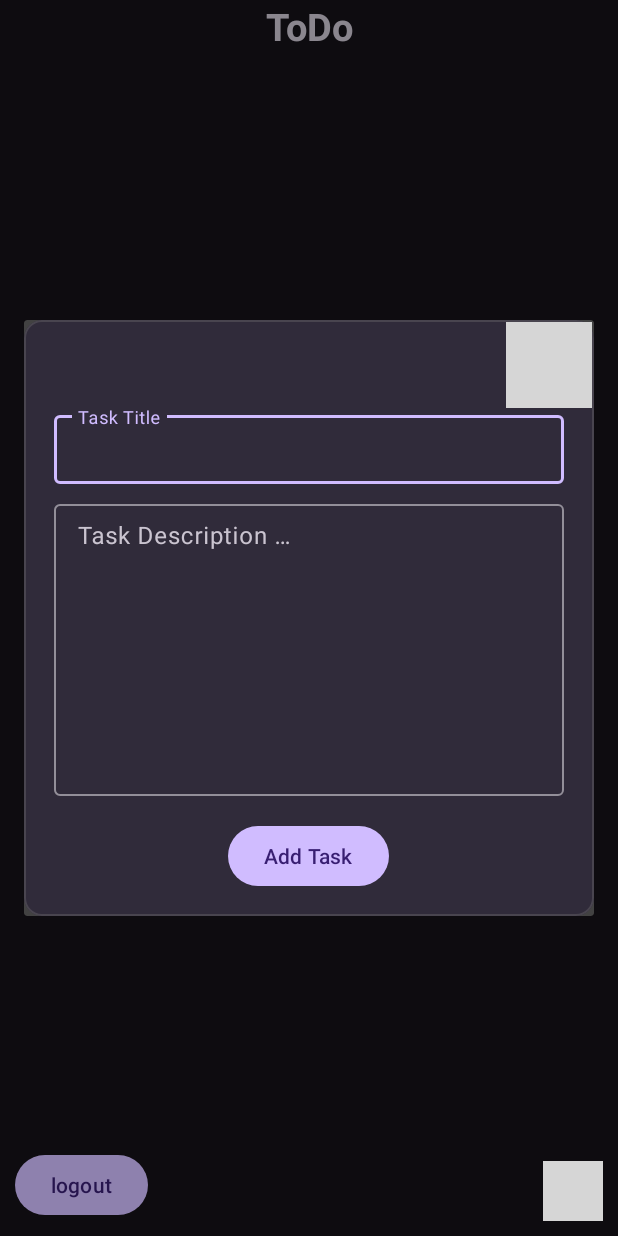
After one commit to ElieHatoum/ToDo, an Android app built with Jetpack Compose: the fragment AddTaskFragment placed in its activity, on a phone screen of 412 x 824 dp. The commit adds this screen. Run offline under Robolectric (Android 15) with nearby library versions, the phone set to English and light mode, and no system bars; our stand-ins replace Firebase (no records; nobody signed in at launch, a user with empty details on screens opened directly); 4 statements that could not run were skipped; grey boxes are pictures that could not be loaded.

Commit message:
Add/Delete Tasks

```diff
--- a/app/build.gradle.kts
+++ b/app/build.gradle.kts
@@ -62,6 +62,8 @@ dependencies {
     implementation(libs.material)
     implementation(libs.androidx.activity)
     implementation(libs.androidx.constraintlayout)
+    implementation(libs.firebase.firestore)
+    implementation(libs.firebase.database.ktx)
     testImplementation(libs.junit)
     androidTestImplementation(libs.androidx.junit)
     androidTestImplementation(libs.androidx.espresso.core)
--- /dev/null
+++ b/app/src/main/java/com/example/todo/HomeActivity.kt
@@ -0,0 +1,146 @@
+package com.example.todo
+
+import android.content.Intent
+import android.os.Bundle
+import android.widget.Toast
+import androidx.activity.enableEdgeToEdge
+import androidx.appcompat.app.AppCompatActivity
+import androidx.core.view.ViewCompat
+import androidx.core.view.WindowInsetsCompat
+import androidx.recyclerview.widget.LinearLayoutManager
+import com.example.todo.databinding.ActivityHomeBinding
+import com.example.todo.fragments.AddTaskFragment
+import com.example.todo.utils.ToDoAdapter
+import com.example.todo.utils.TodoData
+import com.google.android.material.textfield.TextInputEditText
+import com.google.firebase.Firebase
+import com.google.firebase.auth.FirebaseAuth
+import com.google.firebase.firestore.FirebaseFirestore
+import com.google.firebase.firestore.firestore
+
+class HomeActivity : AppCompatActivity(), AddTaskFragment.AddTaskButtonListener,
+    ToDoAdapter.ToDoAdapterInterface {
+    private lateinit var auth : FirebaseAuth
+    private lateinit var db : FirebaseFirestore
+    private lateinit var binding : ActivityHomeBinding
+    private lateinit var popUpFragment : AddTaskFragment
+    private lateinit var adapter : ToDoAdapter
+    private lateinit var mList : MutableList<TodoData>
+
+    override fun onCreate(savedInstanceState: Bundle?) {
+        super.onCreate(savedInstanceState)
+        enableEdgeToEdge()
+        binding = ActivityHomeBinding.inflate(layoutInflater)
+        setContentView(binding.root)
+        ViewCompat.setOnApplyWindowInsetsListener(findViewById(R.id.main)) { v, insets ->
+            val systemBars = insets.getInsets(WindowInsetsCompat.Type.systemBars())
+            v.setPadding(systemBars.left, systemBars.top, systemBars.right, systemBars.bottom)
+            insets
+        }
+
+        init()
+        fetchData()
+
+        binding.logoutButton.setOnClickListener{
+            logout()
+        }
+
+        binding.FAB.setOnClickListener{
+            addTaskDialog()
+        }
+    }
+
+    private fun init(){
+        auth = FirebaseAuth.getInstance()
+        db = Firebase.firestore
+
+        binding.recyclerView.setHasFixedSize(true)
+        binding.recyclerView.layoutManager = LinearLayoutManager(this)
+
+        mList = mutableListOf()
+        adapter = ToDoAdapter(mList)
+        adapter.setListener(this)
+
+        binding.recyclerView.adapter = adapter
+    }
+
+    private fun logout(){
+        auth.signOut()
+        val intent = Intent(this, LoginActivity::class.java)
+        startActivity(intent)
+        finish()
+    }
+
+    private fun addTaskDialog(){
+        popUpFragment = AddTaskFragment()
+        popUpFragment.setListener(this)
+        popUpFragment.show(supportFragmentManager, "AddTaskFragment")
+    }
+
+    private fun fetchData(){
+        val userId = auth.currentUser?.uid
+        db.collection("users").document(userId.toString()).collection("tasks").get().addOnSuccessListener { snapshot ->
+            for(document in snapshot.documents){
+                val task = TodoData(
+                    taskId = document.id,
+                    taskTitle = document.getString("title")?: "untitled",
+                    taskDescription = document.getString("description")?: "No description"
+                )
+                if(mList.indexOf(task) == -1){
+                    mList.add(task)
+                    adapter.notifyItemInserted(mList.indexOf(task))
+                }
+            }
+        }.addOnFailureListener{ e ->
+            Toast.makeText(this, "Failed to fetch tasks: ${e.message}", Toast.LENGTH_SHORT).show()
+        }
+    }
+
+    override fun onAddTask(
+        taskTitle: String,
+        taskDescription: String,
+        taskTitleEt: TextInputEditText,
+        taskDescriptionEt: TextInputEditText
+    ) {
+        val userId = auth.currentUser?.uid
+
+        val taskData = mapOf(
+            "title" to taskTitle,
+            "description" to taskDescription,
+        )
+
+        db.collection("users").document(userId.toString()).collection("tasks")
+            .add(taskData) // Generates a unique task ID
+            .addOnSuccessListener {
+                Toast.makeText(this, "Task added successfully!", Toast.LENGTH_SHORT).show()
+                taskTitleEt.text = null
+                taskDescriptionEt.text = null
+                fetchData()
+            }
+            .addOnFailureListener { e ->
+                Toast.makeText(this, "Failed to add task: ${e.message}", Toast.LENGTH_SHORT).show()
+            }
+
+        popUpFragment.dismiss()
+    }
+
+    override fun onDeleteTask(toDoData: TodoData) {
+        val userId = auth.currentUser?.uid
+        db.collection("users").document(userId.toString()).collection("tasks").document(toDoData.taskId)
+            .delete().addOnSuccessListener {
+                Toast.makeText(this, "Task deleted !", Toast.LENGTH_SHORT).show()
+                val position = mList.indexOf(toDoData)
+                if(position != -1){
+                    mList.removeAt(position)
+                    adapter.notifyItemRemoved(position)
+                }
+            }.addOnFailureListener { e ->
+                Toast.makeText(this, "Failed to delete task: ${e.message}", Toast.LENGTH_SHORT).show()
+            }
+    }
+
+    override fun onEditTask(toDoData: TodoData) {
+        TODO("Not yet implemented")
+    }
+
+}
--- a/app/src/main/java/com/example/todo/Login.kt
+++ b/app/src/main/java/com/example/todo/LoginActivity.kt
@@ -11,7 +11,7 @@ import com.example.todo.databinding.ActivityLoginBinding
 import com.google.firebase.auth.FirebaseAuth
 import com.google.firebase.auth.FirebaseAuthException
 
-class Login : AppCompatActivity() {
+class LoginActivity : AppCompatActivity() {
     private lateinit var auth : FirebaseAuth
     private lateinit var binding : ActivityLoginBinding
 
@@ -39,7 +39,7 @@ class Login : AppCompatActivity() {
         }
 
         binding.tvRedirectSignUp.setOnClickListener{
-            val intent = Intent(this, Signup::class.java)
+            val intent = Intent(this, SignupActivity::class.java)
             startActivity(intent)
         }
     }
@@ -47,7 +47,7 @@ class Login : AppCompatActivity() {
     private fun login(email : String, password : String){
         auth.signInWithEmailAndPassword(email, password).addOnCompleteListener(this){task ->
             if(task.isSuccessful){
-                val intent = Intent(this, Home::class.java)
+                val intent = Intent(this, HomeActivity::class.java)
                 startActivity(intent)
                 finish()
             }else{
--- a/app/src/main/java/com/example/todo/MainActivity.kt
+++ b/app/src/main/java/com/example/todo/MainActivity.kt
@@ -17,11 +17,11 @@ class MainActivity : ComponentActivity() {
         val currentUser = auth.currentUser
         if (currentUser != null) {
             //User logged in -> go to Home activity
-            val intent = Intent(this, Home::class.java)
+            val intent = Intent(this, HomeActivity::class.java)
             startActivity(intent)
         } else {
             // User is not logged in, go to Login activity
-            val intent = Intent(this, Login::class.java)
+            val intent = Intent(this, LoginActivity::class.java)
             startActivity(intent)
         }
         finish()
--- a/app/src/main/java/com/example/todo/Signup.kt
+++ b/app/src/main/java/com/example/todo/SignupActivity.kt
@@ -15,7 +15,7 @@ import android.widget.Toast
 import com.google.firebase.auth.FirebaseAuthException
 import java.lang.Exception
 
-class Signup : AppCompatActivity() {
+class SignupActivity : AppCompatActivity() {
     private lateinit var auth : FirebaseAuth
     private lateinit var binding : ActivitySignupBinding
 
@@ -51,7 +51,7 @@ class Signup : AppCompatActivity() {
         }
 
         binding.tvRedirectLogin.setOnClickListener{
-            val intent = Intent(this, Login::class.java)
+            val intent = Intent(this, LoginActivity::class.java)
             startActivity(intent)
         }
     }
@@ -60,7 +60,7 @@ class Signup : AppCompatActivity() {
         auth.createUserWithEmailAndPassword(email, password)
             .addOnCompleteListener(this){ task ->
             if(task.isSuccessful){
-                val intent = Intent(this, Login::class.java)
+                val intent = Intent(this, LoginActivity::class.java)
                 startActivity(intent)
                 finish()
             }else{
--- /dev/null
+++ b/app/src/main/java/com/example/todo/fragments/AddTaskFragment.kt
@@ -0,0 +1,63 @@
+package com.example.todo.fragments
+
+import android.os.Bundle
+import android.view.LayoutInflater
+import android.view.View
+import android.view.ViewGroup
+import android.widget.Toast
+import androidx.fragment.app.DialogFragment
+import com.example.todo.databinding.FragmentAddTaskBinding
+import com.google.android.material.textfield.TextInputEditText
+
+class AddTaskFragment : DialogFragment() {
+    private lateinit var binding : FragmentAddTaskBinding
+    private lateinit var listener : AddTaskButtonListener
+
+    override fun onStart() {
+        super.onStart()
+        dialog?.window?.setLayout(
+            ViewGroup.LayoutParams.MATCH_PARENT,
+            ViewGroup.LayoutParams.WRAP_CONTENT
+        )
+    }
+
+    override fun onCreateView(
+        inflater: LayoutInflater, container: ViewGroup?,
+        savedInstanceState: Bundle?
+    ): View {
+        binding = FragmentAddTaskBinding.inflate(inflater, container, false)
+
+        return binding.root
+    }
+
+    override fun onViewCreated(view: View, savedInstanceState: Bundle?){
+        super.onViewCreated(view, savedInstanceState)
+
+        binding.addTaskButton.setOnClickListener{
+            addTask()
+        }
+
+        binding.todoClose.setOnClickListener{
+            dismiss()
+        }
+    }
+
+    private fun addTask(){
+        val taskTitle = binding.taskTitleInput.text.toString()
+        val taskDescription = binding.taskDescriptionInput.text.toString()
+
+        if(taskTitle.isNotEmpty()){
+            listener.onAddTask(taskTitle, taskDescription, binding.taskTitleInput, binding.taskDescriptionInput)
+        }else{
+            Toast.makeText(context, "Task Title cannot be empty.", Toast.LENGTH_SHORT).show()
+        }
+    }
+
+    fun setListener(listener : AddTaskButtonListener){
+        this.listener = listener
+    }
+
+    interface AddTaskButtonListener{
+        fun onAddTask(taskTitle : String, taskDescription : String, taskTitleEt : TextInputEditText, taskDescriptionEt: TextInputEditText)
+    }
+}
--- a/app/src/main/res/layout/activity_home.xml
+++ b/app/src/main/res/layout/activity_home.xml
@@ -1,29 +1,51 @@
 <?xml version="1.0" encoding="utf-8"?>
-<LinearLayout xmlns:android="http://schemas.android.com/apk/res/android"
+<RelativeLayout xmlns:android="http://schemas.android.com/apk/res/android"
     xmlns:tools="http://schemas.android.com/tools"
+    xmlns:app="http://schemas.android.com/apk/res-auto"
     android:id="@+id/main"
     android:orientation="vertical"
     android:layout_width="match_parent"
     android:layout_height="match_parent"
     android:gravity="center"
     android:padding="10dp"
-    tools:context=".Home">
+    tools:context=".HomeActivity">
 
     <TextView
         android:layout_width="match_parent"
         android:layout_height="wrap_content"
         android:gravity="center"
+        android:id="@+id/title"
         android:text="@string/home"
         android:layout_marginBottom="20dp"
         android:textStyle="bold"
         android:textSize="25sp" />
 
+    <androidx.recyclerview.widget.RecyclerView
+        android:id="@+id/recyclerView"
+        android:layout_width="match_parent"
+        android:layout_height="0dp"
+        android:layout_above="@id/logoutButton"
+        android:layout_below="@id/title"
+        android:layout_marginBottom="10dp"/>
+
     <Button
         android:layout_width="wrap_content"
         android:layout_height="wrap_content"
-        android:layout_marginTop="20dp"
+        android:layout_alignParentBottom="true"
+        android:layout_alignParentStart="true"
         android:id="@+id/logoutButton"
-        android:text="@string/logout" />
+        android:text="@string/logout"
+        android:layout_margin="10dp"/>
 
+    <ImageView
+        android:id="@+id/FAB"
+        android:layout_width="40dp"
+        android:layout_height="40dp"
+        android:layout_alignParentBottom="true"
+        android:layout_alignParentEnd="true"
+        android:background="@drawable/circle_background"
+        android:src="@drawable/baseline_add_24"
+        android:contentDescription="@string/close_bt"
+        android:layout_margin="10dp"/>
 
-</LinearLayout>
+</RelativeLayout>
--- /dev/null
+++ b/app/src/main/res/layout/fragment_add_task.xml
@@ -0,0 +1,78 @@
+<com.google.android.material.card.MaterialCardView
+    xmlns:android="http://schemas.android.com/apk/res/android"
+    xmlns:tools="http://schemas.android.com/tools"
+    android:layout_width="match_parent"
+    android:layout_height="wrap_content"
+    android:padding="16dp"
+    android:layout_margin="10dp"
+    tools:context=".fragments.AddTaskFragment">
+
+    <LinearLayout
+        android:layout_width="match_parent"
+        android:layout_height="wrap_content"
+        android:orientation="vertical">
+
+        <ImageView
+            android:id="@+id/todoClose"
+            android:layout_width="40dp"
+            android:layout_height="40dp"
+            android:rotation="45"
+            android:background="@drawable/circle_background"
+            android:src="@drawable/baseline_add_24"
+            android:layout_gravity="end"
+            android:layout_marginTop="10dp"
+            android:layout_marginEnd="10dp"
+            android:contentDescription="@string/close_bt" />
+
+        <com.google.android.material.textfield.TextInputLayout
+            android:id="@+id/taskTitleLayout"
+            android:layout_width="match_parent"
+            android:layout_height="wrap_content"
+            android:hint="@string/task_title"
+            android:layout_marginStart="20dp"
+            android:layout_marginEnd="20dp"
+            android:layout_marginTop="8dp">
+
+            <com.google.android.material.textfield.TextInputEditText
+                android:id="@+id/taskTitleInput"
+                android:layout_width="match_parent"
+                android:layout_height="wrap_content"
+                android:padding="12dp"
+                android:maxLines="1"
+                android:maxLength="40"
+                android:inputType="text"
+                android:ellipsize="end" />
+        </com.google.android.material.textfield.TextInputLayout>
+
+        <com.google.android.material.textfield.TextInputLayout
+            android:id="@+id/taskDescriptionLayout"
+            android:layout_width="match_parent"
+            android:layout_height="200dp"
+            android:layout_marginStart="20dp"
+            android:layout_marginEnd="20dp"
+            android:hint="@string/task_description"
+            android:layout_marginTop="8dp">
+
+            <com.google.android.material.textfield.TextInputEditText
+                android:id="@+id/taskDescriptionInput"
+                android:layout_width="match_parent"
+                android:layout_height="match_parent"
+                android:padding="12dp"
+                android:gravity="start"
+                android:textAlignment="viewStart"
+                android:minLines="3"
+                android:maxLines="5" />
+        </com.google.android.material.textfield.TextInputLayout>
+
+        <Button
+            android:id="@+id/addTaskButton"
+            android:layout_width="wrap_content"
+            android:layout_height="wrap_content"
+            android:layout_gravity="center"
+            android:layout_marginStart="10dp"
+            android:layout_marginEnd="10dp"
+            android:text="@string/add_task"
+            android:layout_marginTop="16dp"
+            android:layout_marginBottom="16dp"/>
+    </LinearLayout>
+</com.google.android.material.card.MaterialCardView>
--- a/app/src/main/res/values/strings.xml
+++ b/app/src/main/res/values/strings.xml
@@ -13,6 +13,14 @@
     <string name="don_t_have_an_account">Don\'t have an account?</string>
     <string name="login_redirect">Login</string>
     <string name="already_have_an_account">Already have an account ?</string>
-    <string name="home">Home</string>
+    <string name="home">ToDo</string>
     <string name="logout">logout</string>
+    <string name="task">Task</string>
+    <string name="task_title">Task Title</string>
+    <string name="task_description">Task Description …</string>
+    <string name="add_task">Add Task</string>
+    <string name="close_bt">close_bt</string>
+    <string name="test_1">test 1</string>
+    <string name="delete_task">delete_task</string>
+    <string name="edit_task">edit_task</string>
 </resources>
--- a/gradle/libs.versions.toml
+++ b/gradle/libs.versions.toml
@@ -13,6 +13,8 @@ appcompat = "1.7.0"
 material = "1.12.0"
 activity = "1.10.0"
 constraintlayout = "2.2.0"
+firebaseFirestore = "25.1.2"
+firebaseDatabaseKtx = "21.0.0"
 
 [libraries]
 androidx-core-ktx = { group = "androidx.core", name = "core-ktx", version.ref = "coreKtx" }
@@ -36,8 +38,10 @@ androidx-appcompat = { group = "androidx.appcompat", name = "appcompat", version
 material = { group = "com.google.android.material", name = "material", version.ref = "material" }
 androidx-activity = { group = "androidx.activity", name = "activity", version.ref = "activity" }
 androidx-constraintlayout = { group = "androidx.constraintlayout", name = "constraintlayout", version.ref = "constraintlayout" }
+firebase-firestore = { group = "com.google.firebase", name = "firebase-firestore", version.ref = "firebaseFirestore" }
+firebase-database-ktx = { group = "com.google.firebase", name = "firebase-database-ktx", version.ref = "firebaseDatabaseKtx" }
 
 [plugins]
 android-application = { id = "com.android.application", version.ref = "agp" }
-kotlin-android = { id = "org.jetbrains.kotlin.android", version.ref = "kotlin" }
+kotlin-android = { id = "org.jetbrains.kotlin.android", version = "2.0.0" }
 kotlin-compose = { id = "org.jetbrains.kotlin.plugin.compose", version.ref = "kotlin" }
```
Also changed, not shown: app/src/main/AndroidManifest.xml (+4 -4 lines), app/src/main/java/com/example/todo/Home.kt (deleted, +0 -39 lines), app/src/main/java/com/example/todo/utils/ToDoAdapter.kt (added, +47 -0 lines), app/src/main/res/layout/activity_login.xml (+6 -1 lines), app/src/main/res/layout/activity_signup.xml (+9 -1 lines).
